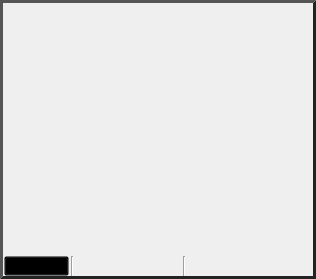
Above: src/Interface/AppInterface/ViewerWidget.ui from SCIInstitute/Seg3D before the change. Below: the same form after it.
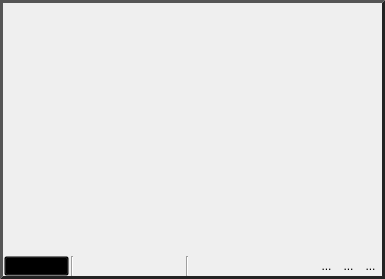
That is the form after the change. Icons and pictures are not drawn.

Commit message: new support for description of actions using macros, so names and keys are only defined once. Renaming parameter into key. Adding new icons to viewer widget.

Diff of the .ui file:
```diff
--- a/src/Interface/AppInterface/ViewerWidget.ui
+++ b/src/Interface/AppInterface/ViewerWidget.ui
@@ -6,7 +6,7 @@
    <rect>
     <x>0</x>
     <y>0</y>
-    <width>316</width>
+    <width>385</width>
     <height>279</height>
    </rect>
   </property>
@@ -948,6 +948,51 @@
                  </property>
                 </widget>
                </item>
+               <item>
+                <widget class="QToolButton" name="cursor_mirrored_button_">
+                 <property name="text">
+                  <string>...</string>
+                 </property>
+                 <property name="icon">
+                  <iconset resource="../../Resources/QtResources.qrc">
+                   <normaloff>:/Images/CursorMirrorOff.png</normaloff>
+                   <normalon>:/Images/CursorMirror.png</normalon>:/Images/CursorMirrorOff.png</iconset>
+                 </property>
+                 <property name="checkable">
+                  <bool>true</bool>
+                 </property>
+                </widget>
+               </item>
+               <item>
+                <widget class="QToolButton" name="picking_lines_visible_button_">
+                 <property name="text">
+                  <string>...</string>
+                 </property>
+                 <property name="icon">
+                  <iconset resource="../../Resources/QtResources.qrc">
+                   <normaloff>:/Images/PickingLinesOff.png</normaloff>
+                   <normalon>:/Images/PickingLines.png</normalon>:/Images/PickingLinesOff.png</iconset>
+                 </property>
+                 <property name="checkable">
+                  <bool>true</bool>
+                 </property>
+                </widget>
+               </item>
+               <item>
+                <widget class="QToolButton" name="overlay_visible_button_">
+                 <property name="text">
+                  <string>...</string>
+                 </property>
+                 <property name="icon">
+                  <iconset resource="../../Resources/QtResources.qrc">
+                   <normaloff>:/Images/TextOff.png</normaloff>
+                   <normalon>:/Images/Text.png</normalon>:/Images/TextOff.png</iconset>
+                 </property>
+                 <property name="checkable">
+                  <bool>true</bool>
+                 </property>
+                </widget>
+               </item>
                <item>
                 <spacer name="less_common_spacer_">
                  <property name="orientation">
```
The commit also changes 70 other files.
